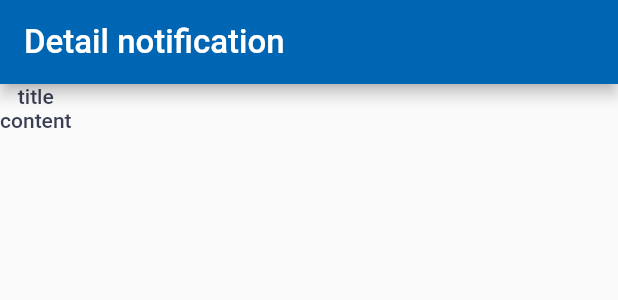
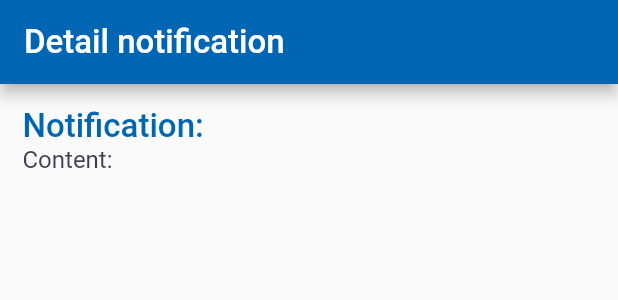
Before and after one commit to phucho236/mission_timer, a Flutter app: the DetailNotiScreen widget shown alone on an empty page, opened directly with empty values, on a phone screen of 412 x 824 dp. Shown: the top 300 px of the screen. Run offline on Flutter 3.47's test engine with Material 2 defaults, Android fonts, the light colour scheme and no system bars; our stand-ins replace charts_flutter, dio, equatable, firebase_core, firebase_storage, fl_chart and 7 more; missing offline and left inert: flutter_app_badger, onesignal_flutter; accounts and stored records are empty; network calls fail.

Commit message:
add page detail notificaiton on admin

```diff
--- a/lib/core/app_page/app_page.dart
+++ b/lib/core/app_page/app_page.dart
@@ -6,6 +6,7 @@ import 'package:mission_timer/src/screen/auth/login/login_screen.dart';
 import 'package:mission_timer/src/screen/auth/pin_code_verification/pin_code_verification.dart';
 import 'package:mission_timer/src/screen/chart/chart_screen.dart';
 import 'package:mission_timer/src/screen/home/home_screen.dart';
+import 'package:mission_timer/src/screen/notification/detail_notifi_screen.dart';
 import 'package:mission_timer/src/screen/notification/notification_screen.dart';
 import 'package:mission_timer/src/screen/splat/splat_screen.dart';
 import 'package:mission_timer/src/screen/test_supervision/test_supervision_screen.dart';
@@ -30,5 +31,7 @@ class AppPages {
         name: UpdateProfileScreen.router, page: () => UpdateProfileScreen()),
     GetPage(
         name: PinCodeVerification.router, page: () => PinCodeVerification()),
+            GetPage(
+        name: DetailNotiScreen.route, page: () => DetailNotiScreen()),
   ];
 }
--- a/lib/core/config/language/st_en_us.dart
+++ b/lib/core/config/language/st_en_us.dart
@@ -60,5 +60,6 @@ Map<String, String> get en => {
       'status': 'Status',
       'user_id': 'User Id',
       'total': 'Total',
-      'feature_coming_soon': 'Feature coming soon'
+      'feature_coming_soon': 'Feature coming soon',
+      'content': 'Content',
     };
--- a/lib/core/config/language/st_vi_vn.dart
+++ b/lib/core/config/language/st_vi_vn.dart
@@ -21,7 +21,7 @@ Map<String, String> get vi => {
       'test_supervision': 'Lịch Canh Thi',
       'chart': 'Biểu đồ',
       'notification': 'Thông báo',
-       'detail_notification': 'Chi tiết thông báo',
+      'detail_notification': 'Chi tiết thông báo',
       'attended': 'Đã tham gia',
       'not_attended_yet': 'không tham gia',
       'will_attend': 'Sẽ tham gia',
@@ -57,6 +57,7 @@ Map<String, String> get vi => {
       'pl_choose_image': 'Vui lòng chọn hình ảnh',
       'status': 'Trạng thái',
       'user_id': 'Mã giảng viên',
-       'total':'Tổng',
-      'feature_coming_soon':'Tính năng đang phát triển'
+      'total': 'Tổng',
+      'feature_coming_soon': 'Tính năng đang phát triển',
+      'content': 'Nội dung',
     };
--- a/lib/core/const/api_path.dart
+++ b/lib/core/const/api_path.dart
@@ -12,5 +12,5 @@ class Path {
   static const verifyOPT = '/user/password/check-otp';
   static const getYear = '/year';
   static const getStatistical = '/statistical/user';
-  static updateReadedNoti(String id) => 'notification/seen/$id';
+  static updateReadedNoti(String id) => '/notification/seen/$id';
 }
--- a/lib/core/services/onesignal_service.dart
+++ b/lib/core/services/onesignal_service.dart
@@ -1,5 +1,4 @@
 import 'package:flutter_app_badger/flutter_app_badger.dart';
-import 'package:get/get_state_manager/get_state_manager.dart';
 import 'package:mission_timer/src/screen/home/home_screen_controller.dart';
 import 'package:mission_timer/src/screen/notification/notification_controller.dart';
 import 'package:mission_timer/src/screen/notification/notification_screen.dart';
@@ -83,13 +82,15 @@ class OnesignalService extends GetxService {
         // Will be called whenever a notification is opened/button pressed.
 
         print('New notification: ${result.notification.additionalData}');
-
+        FlutterAppBadger.removeBadge();
         switch (result.notification.additionalData!['type']) {
           case 'task':
             //defaut
+
             break;
           case 'admin':
             Get.toNamed(NotificationScreen.router);
+
             break;
           default:
             break;
--- a/lib/main.dart
+++ b/lib/main.dart
@@ -12,8 +12,8 @@ void main() async {
   return runApp(
     AppConfig(
       flavorName: AppFlavor.DEVELOPMENT,
-      //apiUrl: 'https://missiontimer.up.railway.app/api',
-      apiUrl: "http://192.168.1.253:3000/api",
+      apiUrl: 'https://missiontimer.up.railway.app/api',
+      //apiUrl: "http://192.168.1.253:3000/api",
       appName: 'Điểm Danh ITTC',
       oneSignalId: '22906000-58fe-4443-8f57-0ffd53bd63cf',
       child: App(),
--- a/lib/src/repositories/user/user_repository.dart
+++ b/lib/src/repositories/user/user_repository.dart
@@ -165,12 +165,12 @@ class UserRepository extends IUserRepository {
             body: {"limit": "10", "page": page ?? 1}),
       ),
     );
-    print(result);
+
     List<NotificationModel> list = List<NotificationModel>.from(
         (result["notifications"]).map((x) => NotificationModel.fromJson(x)));
     if (list.isNotEmpty) return list;
     return [];
-    //return UserModel.fromJson(result['profile']);
+
   }
 
   @override
--- a/lib/src/screen/notification/detail_notifi_screen.dart
+++ b/lib/src/screen/notification/detail_notifi_screen.dart
@@ -6,24 +6,28 @@ import 'package:get/get.dart';
 
 class DetailNotiScreen extends StatelessWidget with ThemeDataMixin {
   static const String route = "/DetailNotiScreen";
-  const DetailNotiScreen({required this.notificationModel, Key? key})
-      : super(key: key);
-  final NotificationModel notificationModel;
+  DetailNotiScreen({Key? key}) : super(key: key);
+  final NotificationModel notificationModel = Get.arguments;
   @override
   Widget build(BuildContext context) {
     return BaseLayout(
       titleForm: "detail_notification".tr,
+      child: Padding(
+        padding: const EdgeInsets.all(15),
         child: Column(
+          mainAxisAlignment: MainAxisAlignment.start,
+          crossAxisAlignment: CrossAxisAlignment.start,
           children: [
             Text(
-            "title".tr + "${notificationModel.title}",
-            style: textTheme.bodyLarge,
+              "notification".tr + ": ${notificationModel.title}",
+              style: textTheme.titleLarge,
             ),
             Text(
-            "content".tr + "${notificationModel.content}",
-            style: textTheme.bodyLarge,
+              "content".tr + ": ${notificationModel.content}",
+              style: textTheme.titleMedium,
             ),
           ],
+        ),
       ),
     );
   }
--- a/lib/src/screen/notification/notification_controller.dart
+++ b/lib/src/screen/notification/notification_controller.dart
@@ -30,7 +30,7 @@ class NotificationController extends GetxController {
     });
   }
 
-  void updateReaded(int index, String id) async {
+  void updateReaded(int index, String id) {
     _ur.updateReadedNoti(id);
     notis[index].readed = true;
     update(["/notification"]);
--- a/lib/src/widget/calendar/calendar_mixin.dart
+++ b/lib/src/widget/calendar/calendar_mixin.dart
@@ -180,7 +180,7 @@ class TaskWidget extends StatelessWidget {
             ),
             Visibility(
               visible: taskModel.status == "notAnswered" &&
-                  taskModel.task!.startDate!.isBefore(DateTime.now()),
+                  taskModel.task!.startDate!.isAfter(DateTime.now()),
               child: Align(
                 alignment: Alignment.centerRight,
                 child: Transform.scale(
```
Also changed, not shown: lib/src/screen/notification/notification_screen.dart (+16 -8 lines), lib/src/widget/calendar/calendar.dart (+13 -9 lines), 1 other file. Lines whose indentation alone changed are shown as unchanged.
